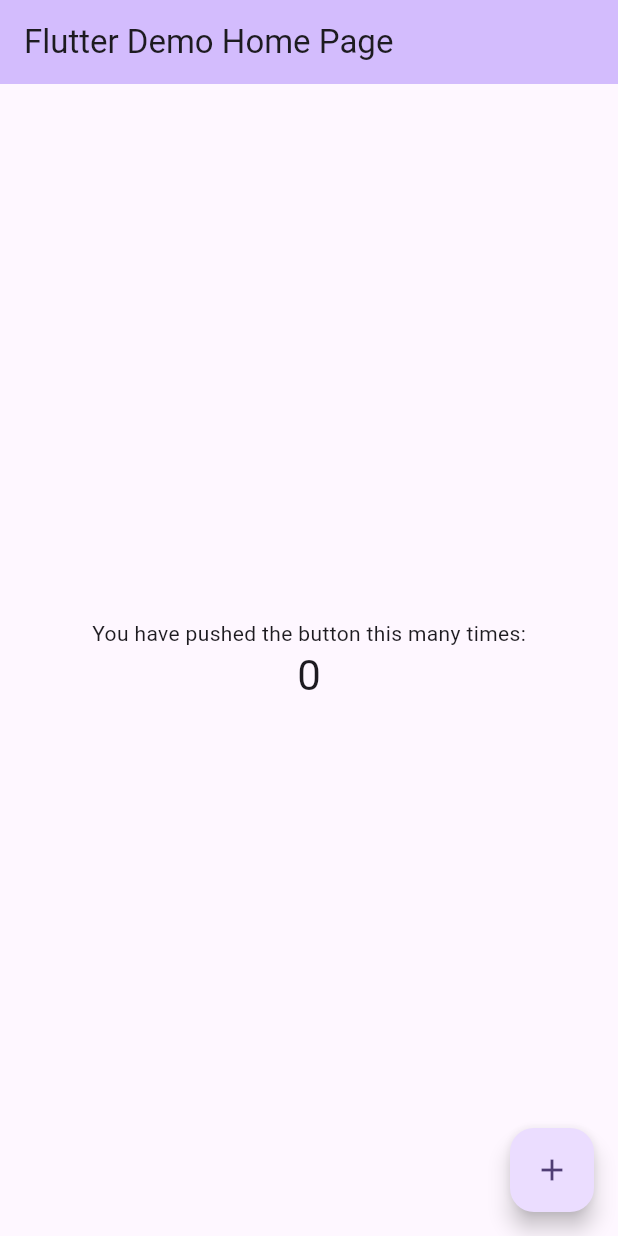
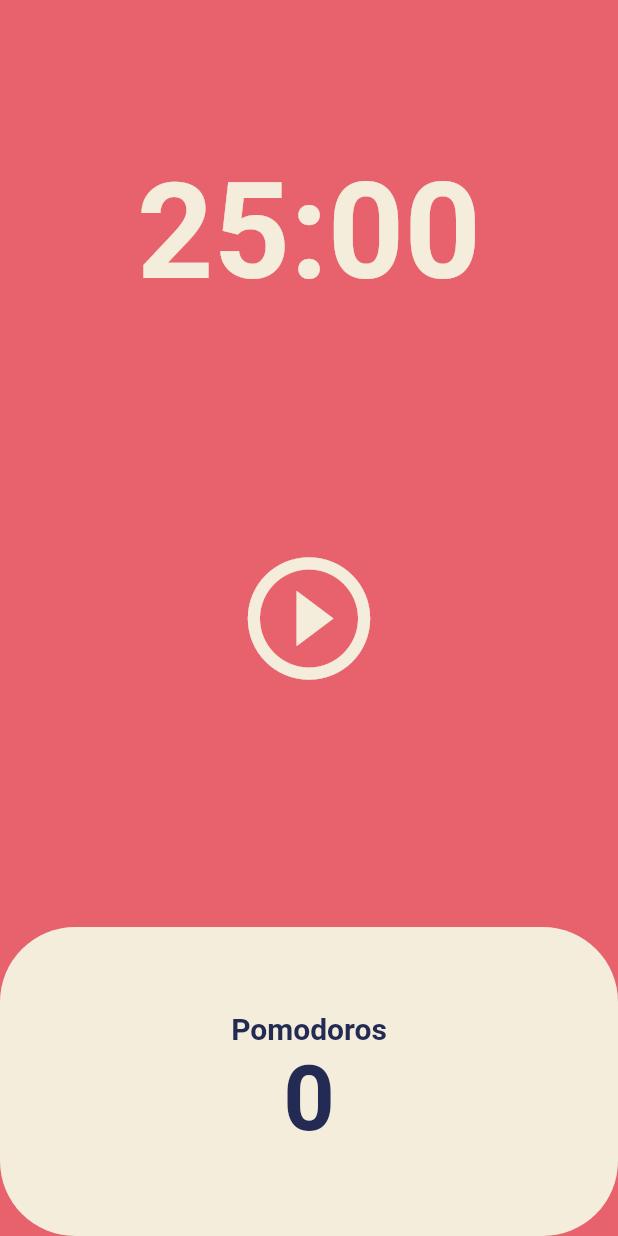
Before and after one commit to Hongsinwon/nomadcoders_flutter, a Flutter app: the screen it shows after launch, on a phone screen of 412 x 824 dp. Run offline on Flutter 3.47's test engine with Material 2 defaults, Android fonts, the phone set to English and light mode, and no system bars.

Commit message:
flutter pomodoro

```diff
--- a/flutter_pomodoro/lib/main.dart
+++ b/flutter_pomodoro/lib/main.dart
@@ -1,125 +1,28 @@
 import 'package:flutter/material.dart';
+import 'package:flutter_pomodoro/screens/home_screen.dart';
 
 void main() {
-  runApp(const MyApp());
+  runApp(const App());
 }
 
-class MyApp extends StatelessWidget {
-  const MyApp({super.key});
+class App extends StatelessWidget {
+  const App({super.key});
 
-  // This widget is the root of your application.
   @override
   Widget build(BuildContext context) {
     return MaterialApp(
-      title: 'Flutter Demo',
       theme: ThemeData(
-        // This is the theme of your application.
-        //
-        // TRY THIS: Try running your application with "flutter run". You'll see
-        // the application has a blue toolbar. Then, without quitting the app,
-        // try changing the seedColor in the colorScheme below to Colors.green
-        // and then invoke "hot reload" (save your changes or press the "hot
-        // reload" button in a Flutter-supported IDE, or press "r" if you used
-        // the command line to start the app).
-        //
-        // Notice that the counter didn't reset back to zero; the application
-        // state is not lost during the reload. To reset the state, use hot
-        // restart instead.
-        //
-        // This works for code too, not just values: Most code changes can be
-        // tested with just a hot reload.
-        colorScheme: ColorScheme.fromSeed(seedColor: Colors.deepPurple),
-        useMaterial3: true,
+        colorScheme: ColorScheme.fromSwatch(
+          backgroundColor: const Color(0xFFE7626C),
+        ),
+        textTheme: const TextTheme(
+          displayLarge: TextStyle(
+            color: Color(0xFF232B55),
+          ),
+        ),
+        cardColor: const Color(0xFFF4EDDB),
       ),
-      home: const MyHomePage(title: 'Flutter Demo Home Page'),
+      home: const HomeScreen(),
     );
   }
 }
-
-class MyHomePage extends StatefulWidget {
-  const MyHomePage({super.key, required this.title});
-
-  // This widget is the home page of your application. It is stateful, meaning
-  // that it has a State object (defined below) that contains fields that affect
-  // how it looks.
-
-  // This class is the configuration for the state. It holds the values (in this
-  // case the title) provided by the parent (in this case the App widget) and
-  // used by the build method of the State. Fields in a Widget subclass are
-  // always marked "final".
-
-  final String title;
-
-  @override
-  State<MyHomePage> createState() => _MyHomePageState();
-}
-
-class _MyHomePageState extends State<MyHomePage> {
-  int _counter = 0;
-
-  void _incrementCounter() {
-    setState(() {
-      // This call to setState tells the Flutter framework that something has
-      // changed in this State, which causes it to rerun the build method below
-      // so that the display can reflect the updated values. If we changed
-      // _counter without calling setState(), then the build method would not be
-      // called again, and so nothing would appear to happen.
-      _counter++;
-    });
-  }
-
-  @override
-  Widget build(BuildContext context) {
-    // This method is rerun every time setState is called, for instance as done
-    // by the _incrementCounter method above.
-    //
-    // The Flutter framework has been optimized to make rerunning build methods
-    // fast, so that you can just rebuild anything that needs updating rather
-    // than having to individually change instances of widgets.
-    return Scaffold(
-      appBar: AppBar(
-        // TRY THIS: Try changing the color here to a specific color (to
-        // Colors.amber, perhaps?) and trigger a hot reload to see the AppBar
-        // change color while the other colors stay the same.
-        backgroundColor: Theme.of(context).colorScheme.inversePrimary,
-        // Here we take the value from the MyHomePage object that was created by
-        // the App.build method, and use it to set our appbar title.
-        title: Text(widget.title),
-      ),
-      body: Center(
-        // Center is a layout widget. It takes a single child and positions it
-        // in the middle of the parent.
-        child: Column(
-          // Column is also a layout widget. It takes a list of children and
-          // arranges them vertically. By default, it sizes itself to fit its
-          // children horizontally, and tries to be as tall as its parent.
-          //
-          // Column has various properties to control how it sizes itself and
-          // how it positions its children. Here we use mainAxisAlignment to
-          // center the children vertically; the main axis here is the vertical
-          // axis because Columns are vertical (the cross axis would be
-          // horizontal).
-          //
-          // TRY THIS: Invoke "debug painting" (choose the "Toggle Debug Paint"
-          // action in the IDE, or press "p" in the console), to see the
-          // wireframe for each widget.
-          mainAxisAlignment: MainAxisAlignment.center,
-          children: <Widget>[
-            const Text(
-              'You have pushed the button this many times:',
-            ),
-            Text(
-              '$_counter',
-              style: Theme.of(context).textTheme.headlineMedium,
-            ),
-          ],
-        ),
-      ),
-      floatingActionButton: FloatingActionButton(
-        onPressed: _incrementCounter,
-        tooltip: 'Increment',
-        child: const Icon(Icons.add),
-      ), // This trailing comma makes auto-formatting nicer for build methods.
-    );
-  }
-}
--- /dev/null
+++ b/flutter_pomodoro/lib/screens/home_screen.dart
@@ -0,0 +1,131 @@
+import 'dart:async';
+
+import 'package:flutter/material.dart';
+
+class HomeScreen extends StatefulWidget {
+  const HomeScreen({super.key});
+
+  @override
+  State<HomeScreen> createState() => _HomeScreenState();
+}
+
+class _HomeScreenState extends State<HomeScreen> {
+  static const time = 1500;
+  int totalSeconds = time;
+  int totalPomodoros = 0;
+  bool inRunning = false;
+  late Timer timer;
+
+  void onTick(Timer timer) {
+    if (totalSeconds == 0) {
+      setState(() {
+        totalPomodoros = totalPomodoros + 1;
+        inRunning = false;
+        totalSeconds = time;
+      });
+      timer.cancel();
+    } else {
+      setState(() {
+        totalSeconds = totalSeconds - 1;
+      });
+    }
+  }
+
+  void onStartPressed() {
+    timer = Timer.periodic(
+      const Duration(seconds: 1),
+      onTick,
+    );
+
+    setState(() {
+      inRunning = true;
+    });
+  }
+
+  void onPausePressed() {
+    timer.cancel();
+    setState(() {
+      inRunning = false;
+    });
+  }
+
+  String format(int seconds) {
+    var duration = Duration(seconds: seconds);
+    return duration.toString().split('.').first.substring(2, 7);
+  }
+
+  @override
+  Widget build(BuildContext context) {
+    return Scaffold(
+        backgroundColor: Theme.of(context).colorScheme.background,
+        body: Column(
+          children: [
+            Flexible(
+              flex: 1,
+              child: Container(
+                alignment: Alignment.bottomCenter,
+                child: Text(
+                  format(totalSeconds),
+                  style: TextStyle(
+                    color: Theme.of(context).cardColor,
+                    fontSize: 89,
+                    fontWeight: FontWeight.w600,
+                  ),
+                ),
+              ),
+            ),
+            Flexible(
+              flex: 2,
+              child: Center(
+                child: IconButton(
+                  iconSize: 98,
+                  color: Theme.of(context).cardColor,
+                  onPressed: inRunning ? onPausePressed : onStartPressed,
+                  icon: Icon(inRunning
+                      ? Icons.pause_circle_outline
+                      : Icons.play_circle_outline),
+                ),
+              ),
+            ),
+            Flexible(
+              flex: 1,
+              child: Row(
+                children: [
+                  Expanded(
+                    child: Container(
+                      decoration: BoxDecoration(
+                        color: Theme.of(context).cardColor,
+                        borderRadius: BorderRadius.circular(50),
+                      ),
+                      child: Column(
+                        mainAxisAlignment: MainAxisAlignment.center,
+                        children: [
+                          Text(
+                            'Pomodoros',
+                            style: TextStyle(
+                              fontSize: 20,
+                              fontWeight: FontWeight.w600,
+                              color:
+                                  Theme.of(context).textTheme.headline1!.color,
+                            ),
+                          ),
+                          Text(
+                            '$totalPomodoros',
+                            style: TextStyle(
+                              fontSize: 60,
+                              fontWeight: FontWeight.w600,
+                              color:
+                                  Theme.of(context).textTheme.headline1!.color,
+                            ),
+                          ),
+                        ],
+                      ),
+                    ),
+                  ),
+                ],
+              ),
+            ),
+          ],
+        ));
+  }
+}
```
